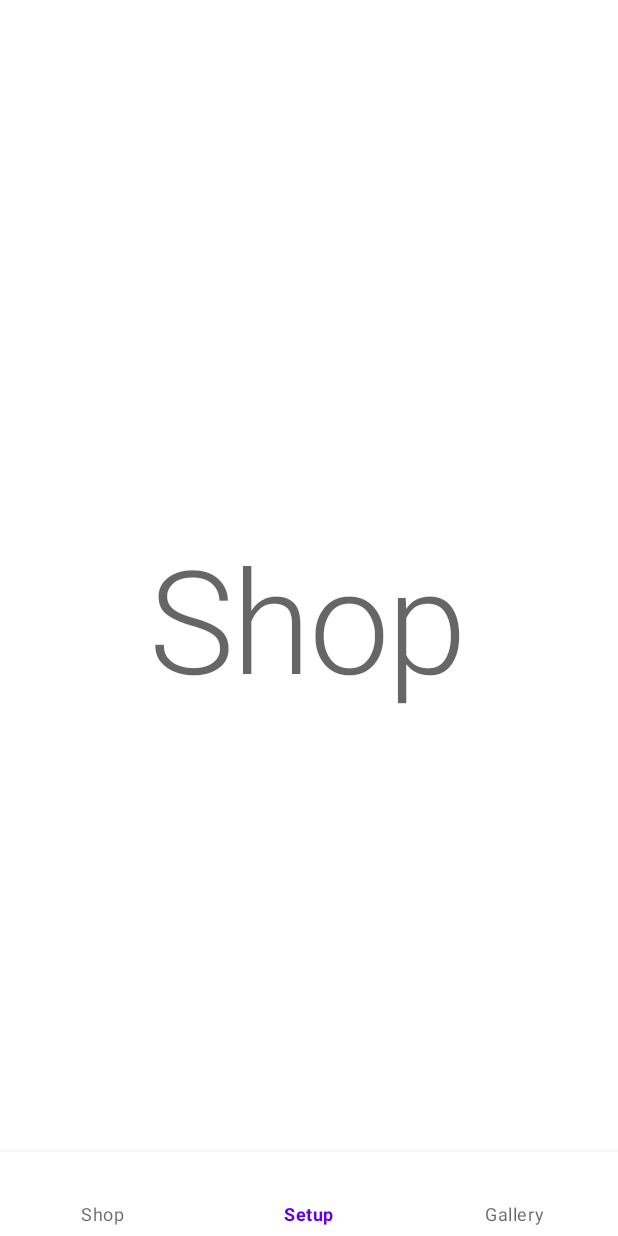
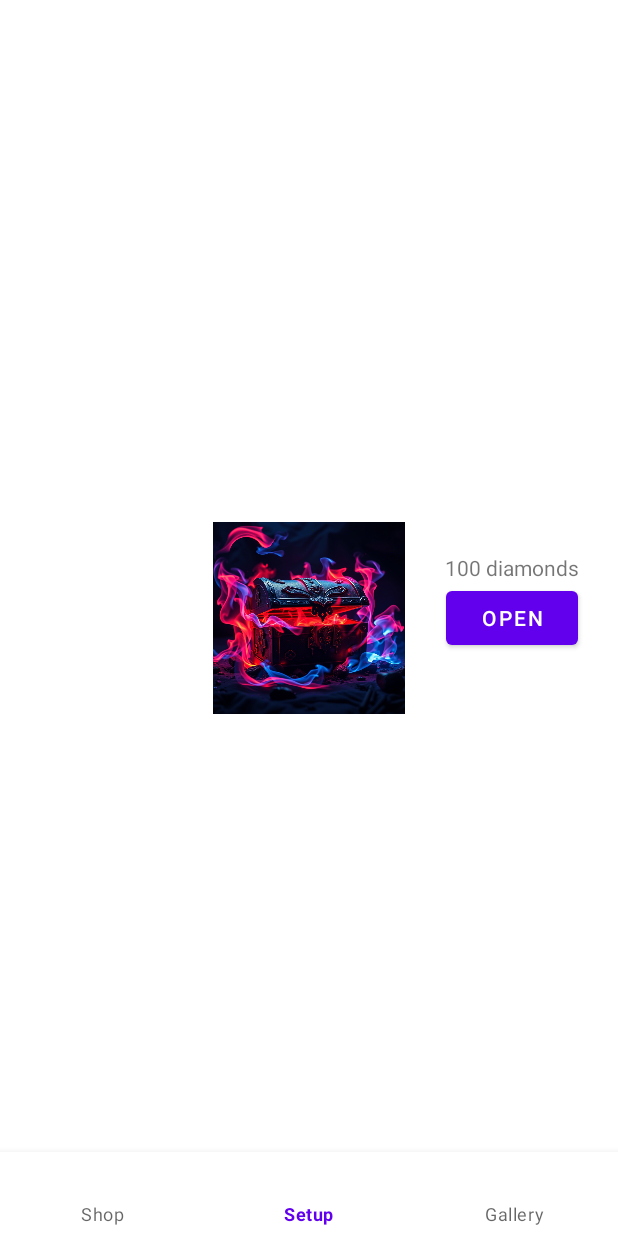
Before and after one commit to dzyubaka/auto-legends, an Android app: the fragment ShopFragment placed in its activity, on a phone screen of 412 x 824 dp. Run offline under Robolectric (Android 15) with nearby library versions, the phone set to English and light mode, and no system bars; 3 statements that could not run were skipped.

Commit message:
open case

```diff
--- a/app/src/main/java/ru/dzyubaka/autolegends/AutoLegendsService.java
+++ b/app/src/main/java/ru/dzyubaka/autolegends/AutoLegendsService.java
@@ -33,8 +33,12 @@ interface AutoLegendsService {
     @FormUrlEncoded
     Call<User> levelUp(@Field("login") String login);
 
+    @POST("/openCase")
+    @FormUrlEncoded
+    Call<User> openCase(@Field("login") String login);
+
     AutoLegendsService instance = new Retrofit.Builder()
-            .baseUrl("http://dzyuba.duckdns.org")
+            .baseUrl("http://10.0.2.2:8080")
             .addConverterFactory(GsonConverterFactory.create(new GsonBuilder()
                     .registerTypeAdapter(new TypeToken<List<UnitType>>() {
                     }.getType(), new UnitTypeDeserializer())
--- a/app/src/main/java/ru/dzyubaka/autolegends/DamageType.java
+++ b/app/src/main/java/ru/dzyubaka/autolegends/DamageType.java
@@ -1,6 +1,6 @@
 package ru.dzyubaka.autolegends;
 
-enum DamageType {
+public enum DamageType {
     PHYSICAL,
     MAGICAL,
     PURE
--- a/app/src/main/java/ru/dzyubaka/autolegends/MainActivity.java
+++ b/app/src/main/java/ru/dzyubaka/autolegends/MainActivity.java
@@ -18,17 +18,17 @@ import retrofit2.Response;
 
 public class MainActivity extends AppCompatActivity {
 
-    private User user;
+    User user;
     private TextView moneyTextView;
+    private TextView diamondsTextView;
     private final ShopFragment shopFragment = new ShopFragment();
-    private SetupFragment setupFragment;
+    private final SetupFragment setupFragment = new SetupFragment();
 
     @Override
     protected void onCreate(Bundle savedInstanceState) {
         super.onCreate(savedInstanceState);
         setContentView(R.layout.activity_main);
         user = (User) getIntent().getSerializableExtra("user");
-        setupFragment = new SetupFragment(user);
         getSupportFragmentManager().beginTransaction()
                 .replace(R.id.fragment_frame, setupFragment)
                 .commit();
@@ -47,8 +47,8 @@ public class MainActivity extends AppCompatActivity {
             return true;
         });
         moneyTextView = findViewById(R.id.money);
-        moneyTextView.setText(user.getMoney() + " money");
-        ((TextView) findViewById(R.id.diamonds)).setText(user.getDiamonds() + " diamonds");
+        diamondsTextView = findViewById(R.id.diamonds);
+        update();
     }
 
     @Override
@@ -81,4 +81,9 @@ public class MainActivity extends AppCompatActivity {
                     .show();
         }
     }
+
+    void update() {
+        moneyTextView.setText(user.getMoney() + " money");
+        diamondsTextView.setText(user.getDiamonds() + " diamonds");
+    }
 }
--- a/app/src/main/java/ru/dzyubaka/autolegends/SetupFragment.java
+++ b/app/src/main/java/ru/dzyubaka/autolegends/SetupFragment.java
@@ -32,18 +32,13 @@ public class SetupFragment extends Fragment {
             UnitType.SKELETON,
             UnitType.SKELETON
     ));
-    private final User user;
-
-    public SetupFragment(User user) {
-        this.user = user;
-    }
 
     @Override
     public View onCreateView(@NonNull LayoutInflater inflater, ViewGroup container, Bundle savedInstanceState) {
         View root = inflater.inflate(R.layout.fragment_setup, container, false);
         LinearLayout setupLayout = root.findViewById(R.id.setup);
         startButton = root.findViewById(R.id.button);
-        startButton.setText("Start\n" + user.getLevel() + " lvl");
+        startButton.setText("Start\n" + ((MainActivity) requireActivity()).user.getLevel() + " lvl");
         for (int i = 0; i < 5; i++) {
             int closure = i;
             ImageView unitImageView = (ImageView) setupLayout.getChildAt(i);
@@ -55,7 +50,7 @@ public class SetupFragment extends Fragment {
                 ArrayList<UnitType> available = new ArrayList<>();
                 available.add(UnitType.SKELETON);
 
-                for (UnitType unitType : user.getInventory()) {
+                for (UnitType unitType : ((MainActivity) requireActivity()).user.getInventory()) {
                     if (!setup.contains(unitType)) {
                         available.add(unitType);
                     }
--- a/app/src/main/java/ru/dzyubaka/autolegends/UnitClass.java
+++ b/app/src/main/java/ru/dzyubaka/autolegends/UnitClass.java
@@ -1,6 +1,6 @@
 package ru.dzyubaka.autolegends;
 
-enum UnitClass {
+public enum UnitClass {
     TANK,
     WARRIOR,
     MAGE,
--- a/app/src/main/java/ru/dzyubaka/autolegends/UnitType.java
+++ b/app/src/main/java/ru/dzyubaka/autolegends/UnitType.java
@@ -1,6 +1,6 @@
 package ru.dzyubaka.autolegends;
 
-enum UnitType {
+public enum UnitType {
     PALADIN,
     FIRE_MAGE,
     SKELETON,
--- a/app/src/main/res/layout/activity_main.xml
+++ b/app/src/main/res/layout/activity_main.xml
@@ -13,7 +13,7 @@
         android:layout_width="wrap_content"
         android:layout_height="wrap_content"
         android:layout_margin="32dp"
-        android:textSize="28sp"
+        android:textSize="24sp"
         tools:text="100 money" />
 
     <TextView
@@ -22,7 +22,7 @@
         android:layout_height="wrap_content"
         android:layout_gravity="end"
         android:layout_margin="32dp"
-        android:textSize="28sp"
+        android:textSize="24sp"
         tools:text="10 gems" />
 
     <FrameLayout
--- a/app/src/main/res/layout/fragment_shop.xml
+++ b/app/src/main/res/layout/fragment_shop.xml
@@ -1,15 +1,37 @@
 <?xml version="1.0" encoding="utf-8"?>
-<FrameLayout xmlns:android="http://schemas.android.com/apk/res/android"
+<androidx.constraintlayout.widget.ConstraintLayout xmlns:android="http://schemas.android.com/apk/res/android"
+    xmlns:app="http://schemas.android.com/apk/res-auto"
     xmlns:tools="http://schemas.android.com/tools"
     android:layout_width="match_parent"
     android:layout_height="match_parent"
     tools:context=".ShopFragment">
 
+    <ImageView
+        android:id="@+id/imageView"
+        android:layout_width="128dp"
+        android:layout_height="128dp"
+        android:src="@drawable/simple_case"
+        app:layout_constraintBottom_toBottomOf="parent"
+        app:layout_constraintEnd_toEndOf="parent"
+        app:layout_constraintStart_toStartOf="parent"
+        app:layout_constraintTop_toTopOf="parent" />
+
+    <Button
+        android:id="@+id/button"
+        android:layout_width="wrap_content"
+        android:layout_height="wrap_content"
+        android:text="Open"
+        app:layout_constraintBottom_toBottomOf="parent"
+        app:layout_constraintEnd_toEndOf="parent"
+        app:layout_constraintStart_toEndOf="@+id/imageView"
+        app:layout_constraintTop_toTopOf="parent" />
+
     <TextView
         android:layout_width="wrap_content"
         android:layout_height="wrap_content"
-        android:layout_gravity="center"
-        android:text="Shop"
-        android:textAppearance="@style/TextAppearance.MaterialComponents.Headline1" />
+        android:text="100 diamonds"
+        app:layout_constraintBottom_toTopOf="@+id/button"
+        app:layout_constraintEnd_toEndOf="parent"
+        app:layout_constraintStart_toEndOf="@+id/imageView" />
 
-</FrameLayout>
+</androidx.constraintlayout.widget.ConstraintLayout>
```
Also changed, not shown: app/src/main/java/ru/dzyubaka/autolegends/Rarity.java (added, +7 -0 lines), app/src/main/java/ru/dzyubaka/autolegends/ShopFragment.java (+46 -1 lines), app/src/main/java/ru/dzyubaka/autolegends/Unit.java (+31 -14 lines), app/src/main/res/drawable/simple_case.png (added).
